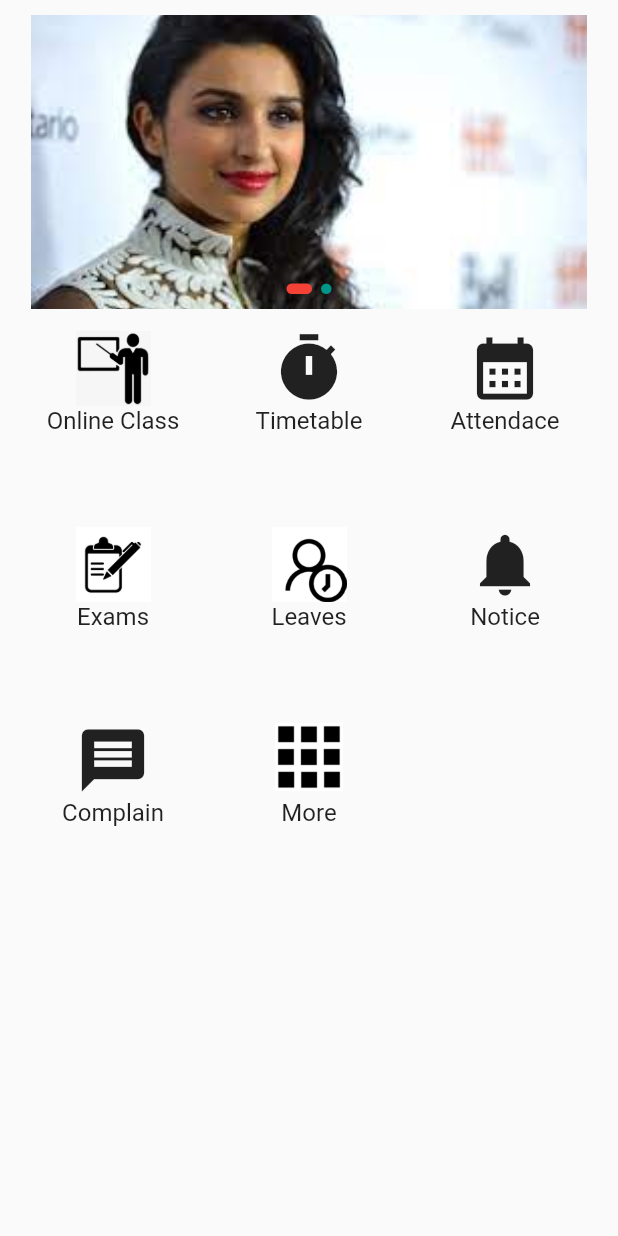
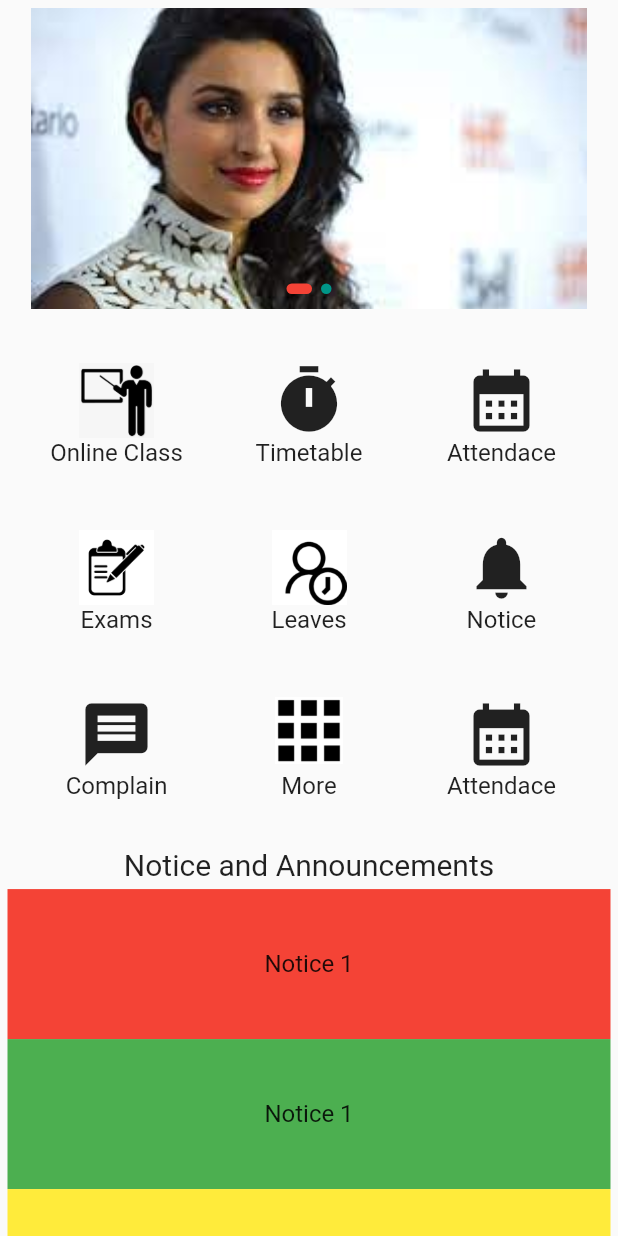
Before and after one commit to Sushil-jaishi/Myapp, a Flutter app: the DashboardScreen screen opened directly, on a phone screen of 412 x 824 dp. Run offline on Flutter 3.47's test engine with Material 2 defaults, Android fonts, the phone set to English and light mode, and no system bars; drawn by our look-alikes of carousel_slider; our stand-ins replace firebase_auth, firebase_core, shared_preferences; accounts and stored records are empty.

Commit message:
nituce and announcement added,, gridview layout changed to rows and columns

```diff
--- a/lib/dashboardScreen.dart
+++ b/lib/dashboardScreen.dart
@@ -1,27 +1,31 @@
 import 'package:flutter/material.dart';
 import 'package:myapp/imageSlider.dart';
-import 'package:shared_preferences/shared_preferences.dart';
 
 class DashboardScreen extends StatelessWidget {
   @override
   Widget build(BuildContext context) {
     return Scaffold(
-      body: Container(
-        margin: EdgeInsets.all(10),
-        child: Stack(
+        body: SingleChildScrollView(
+      padding: EdgeInsets.all(5),
+      child: Column(
         children: [
           ImageSlider(),
-            Container(margin: EdgeInsets.only(top: 180),
-              child: GridView(
-                gridDelegate: SliverGridDelegateWithMaxCrossAxisExtent(
-                    maxCrossAxisExtent:
-                        (MediaQuery.of(context).size.width * 0.33)),
+          Column(
             children: [
-                  Column(
+              SizedBox(
+                height: 15,
+              ),
+              Row(
+                mainAxisAlignment: MainAxisAlignment.spaceEvenly,
+                children: [
+                  SizedBox(
+                    width: MediaQuery.of(context).size.width * 0.27,
+                    height: MediaQuery.of(context).size.width * 0.27,
+                    child: Column(
                       mainAxisAlignment: MainAxisAlignment.center,
                       children: [
                         Container(
-                        width:50,
+                          width: 50,
                           height: 50,
                           child: Image.asset('assets/images/teachingicon.png'),
                         ),
@@ -31,7 +35,11 @@ class DashboardScreen extends StatelessWidget {
                         )
                       ],
                     ),
-                  Column(
+                  ),
+                  SizedBox(
+                    width: MediaQuery.of(context).size.width * 0.27,
+                    height: MediaQuery.of(context).size.width * 0.27,
+                    child: Column(
                       mainAxisAlignment: MainAxisAlignment.center,
                       children: [
                         Icon(
@@ -44,7 +52,11 @@ class DashboardScreen extends StatelessWidget {
                         )
                       ],
                     ),
-                  Column(
+                  ),
+                  SizedBox(
+                    width: MediaQuery.of(context).size.width * 0.27,
+                    height: MediaQuery.of(context).size.width * 0.27,
+                    child: Column(
                       mainAxisAlignment: MainAxisAlignment.center,
                       children: [
                         Icon(
@@ -57,11 +69,20 @@ class DashboardScreen extends StatelessWidget {
                         )
                       ],
                     ),
-                  Column(
+                  )
+                ],
+              ),
+              Row(
+                mainAxisAlignment: MainAxisAlignment.spaceEvenly,
+                children: [
+                  SizedBox(
+                    width: MediaQuery.of(context).size.width * 0.27,
+                    height: MediaQuery.of(context).size.width * 0.27,
+                    child: Column(
                       mainAxisAlignment: MainAxisAlignment.center,
                       children: [
                         Container(
-                        width:50,
+                          width: 50,
                           height: 50,
                           child: Image.asset('assets/images/exam.png'),
                         ),
@@ -71,11 +92,15 @@ class DashboardScreen extends StatelessWidget {
                         )
                       ],
                     ),
-                  Column(
+                  ),
+                  SizedBox(
+                    width: MediaQuery.of(context).size.width * 0.27,
+                    height: MediaQuery.of(context).size.width * 0.27,
+                    child: Column(
                       mainAxisAlignment: MainAxisAlignment.center,
                       children: [
                         Container(
-                        width:50,
+                          width: 50,
                           height: 50,
                           child: Image.asset('assets/images/userclock.png'),
                         ),
@@ -85,7 +110,11 @@ class DashboardScreen extends StatelessWidget {
                         )
                       ],
                     ),
-                  Column(
+                  ),
+                  SizedBox(
+                    width: MediaQuery.of(context).size.width * 0.27,
+                    height: MediaQuery.of(context).size.width * 0.27,
+                    child: Column(
                       mainAxisAlignment: MainAxisAlignment.center,
                       children: [
                         Icon(
@@ -98,7 +127,16 @@ class DashboardScreen extends StatelessWidget {
                         )
                       ],
                     ),
-                  Column(
+                  )
+                ],
+              ),
+              Row(
+                mainAxisAlignment: MainAxisAlignment.spaceEvenly,
+                children: [
+                  SizedBox(
+                    width: MediaQuery.of(context).size.width * 0.27,
+                    height: MediaQuery.of(context).size.width * 0.27,
+                    child: Column(
                       mainAxisAlignment: MainAxisAlignment.center,
                       children: [
                         Icon(
@@ -111,11 +149,15 @@ class DashboardScreen extends StatelessWidget {
                         )
                       ],
                     ),
-                  Column(
+                  ),
+                  SizedBox(
+                    width: MediaQuery.of(context).size.width * 0.27,
+                    height: MediaQuery.of(context).size.width * 0.27,
+                    child: Column(
                       mainAxisAlignment: MainAxisAlignment.center,
                       children: [
                         Container(
-                        width:45,
+                          width: 45,
                           height: 45,
                           child: Image.asset('assets/images/more.png'),
                         ),
@@ -128,12 +170,56 @@ class DashboardScreen extends StatelessWidget {
                         )
                       ],
                     ),
+                  ),
+                  SizedBox(
+                    width: MediaQuery.of(context).size.width * 0.27,
+                    height: MediaQuery.of(context).size.width * 0.27,
+                    child: Column(
+                      mainAxisAlignment: MainAxisAlignment.center,
+                      children: [
+                        Icon(
+                          Icons.calendar_month,
+                          size: 50,
+                        ),
+                        Text(
+                          'Attendace',
+                          style: TextStyle(fontSize: 16),
+                        )
                       ],
                     ),
-            ),
+                  )
+                ],
+              )
             ],
           ),
+          SizedBox(
+            height: 10,
           ),
-    );
+          Text('Notice and Announcements',style: TextStyle(fontSize: 20),),
+          SizedBox(
+            height: 5,
+          ),
+          Container(
+            height: 100,
+            color: Colors.red,
+           child: Center(
+             child: Text('Notice 1',style: TextStyle(fontSize: 16),),
+           ),
+          ),Container(
+            height: 100,
+            color: Colors.green,
+            child: Center(
+              child: Text('Notice 1',style: TextStyle(fontSize: 16),),
+            ),
+          ),Container(
+            height: 100,
+            color: Colors.yellow,
+            child: Center(
+              child: Text('Notice 1',style: TextStyle(fontSize: 16),),
+            ),
+          )
+        ],
+      ),
+    ));
   }
 }
```
Lines whose indentation alone changed are shown as unchanged.
